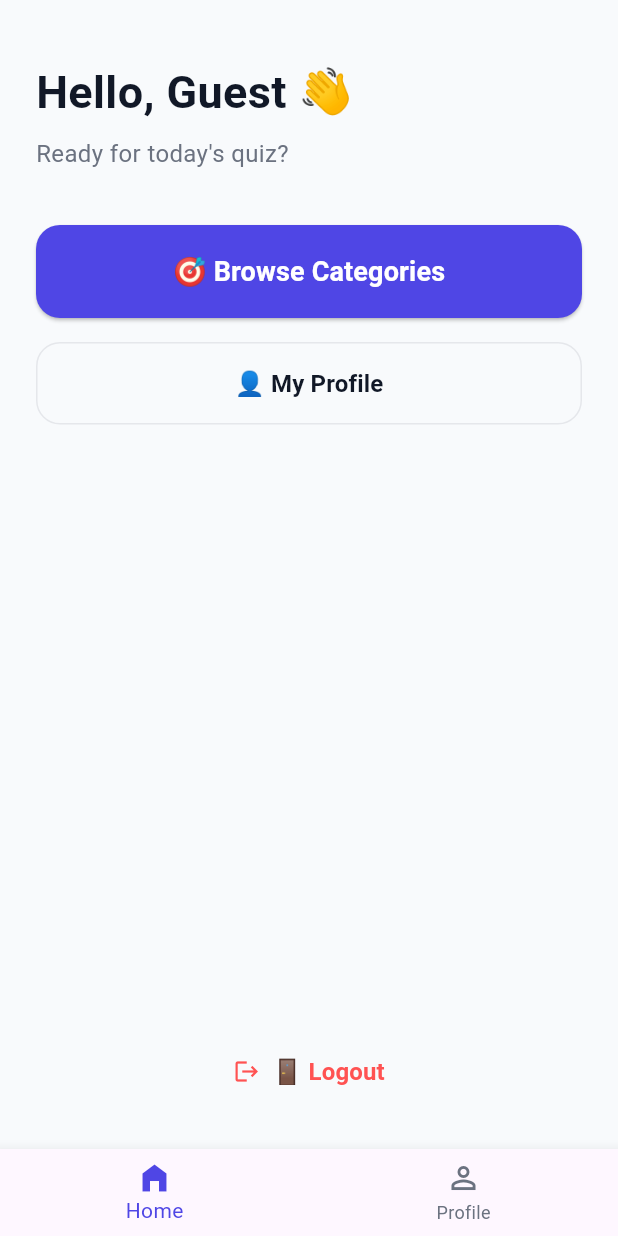
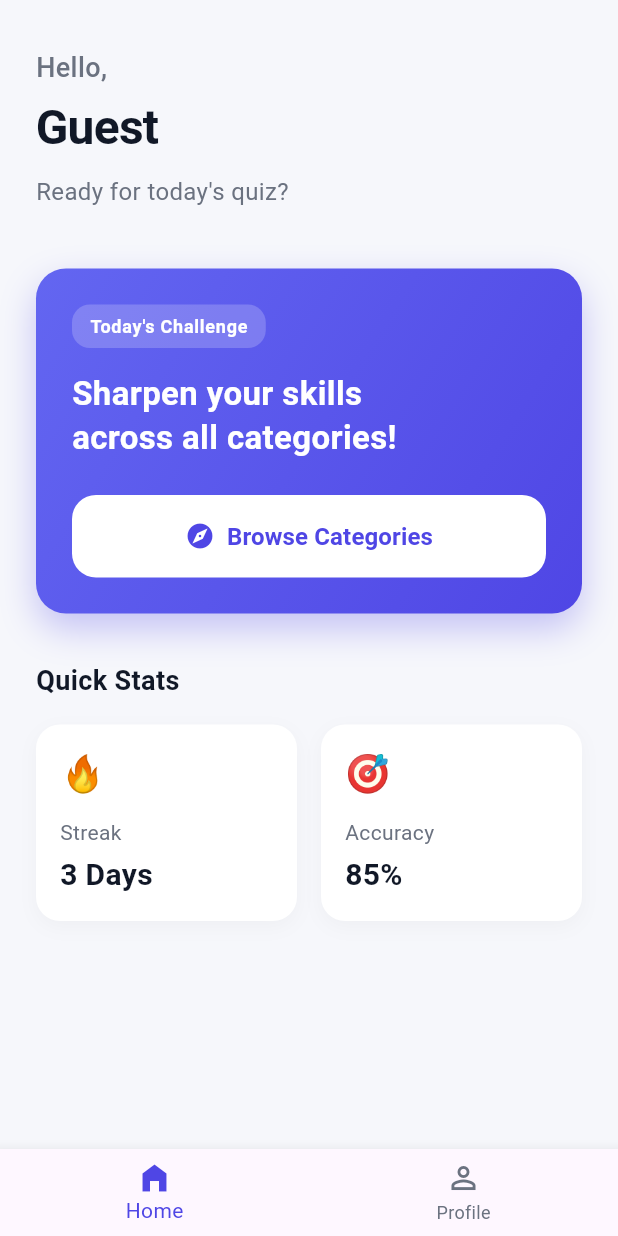
Before and after one commit to shariyardurjoy/QuizVerse-App, a Flutter app: the MainWrapper screen opened directly, on a phone screen of 412 x 824 dp. Run offline on Flutter 3.47's test engine with Material 3 defaults, Android fonts, the phone set to English and light mode, and no system bars; our stand-ins replace firebase_auth, firebase_core, google_sign_in; accounts and stored records are empty; generated files the repository leaves out were written again; network calls fail.

Commit message:
Refactor MainWrapper to simplify screen navigation and enhance code readability

```diff
--- a/lib/presentation/screens/home/home_screen.dart
+++ b/lib/presentation/screens/home/home_screen.dart
@@ -1,10 +1,8 @@
 import 'package:firebase_auth/firebase_auth.dart';
 import 'package:flutter/material.dart';
 
-import '../../../core/services/auth_service.dart';
 import '../category/category_screen.dart';
-import '../login/login_screen.dart';
-import '../profile/profile_screen.dart';
+// Note: ProfileScreen and AuthService imports removed as we moved Logout to Profile.
 
 class HomeScreen extends StatelessWidget {
   const HomeScreen({Key? key}) : super(key: key);
@@ -17,20 +15,31 @@ class HomeScreen extends StatelessWidget {
         : 'Guest';
 
     return Scaffold(
-      backgroundColor: const Color(0xFFF8FAFC),
+      // 1. The Global Design System: Light Grey Background
+      backgroundColor: const Color(0xFFF6F7FB),
       body: SafeArea(
-        child: Padding(
-          padding: const EdgeInsets.symmetric(horizontal: 24.0, vertical: 24.0),
+        child: SingleChildScrollView(
+          padding: const EdgeInsets.symmetric(horizontal: 24.0, vertical: 32.0),
           child: Column(
             crossAxisAlignment: CrossAxisAlignment.start,
             children: [
-              const SizedBox(height: 16),
+              // 2. Professional Typography Hierarchy
+              const Text(
+                'Hello,',
+                style: TextStyle(
+                  fontSize: 18,
+                  color: Color(0xFF6B7280),
+                  fontWeight: FontWeight.w500,
+                ),
+              ),
+              const SizedBox(height: 4),
               Text(
-                'Hello, $userName 👋',
+                userName,
                 style: const TextStyle(
-                  fontSize: 30,
+                  fontSize: 32,
                   fontWeight: FontWeight.bold,
                   color: Color(0xFF111827),
+                  letterSpacing: -0.5,
                 ),
               ),
               const SizedBox(height: 8),
@@ -41,82 +50,164 @@ class HomeScreen extends StatelessWidget {
                   color: Color(0xFF6B7280),
                 ),
               ),
-              const SizedBox(height: 36),
+
+              const SizedBox(height: 40),
+
+              // 3. The Hero Card (The single gradient allowed in the app)
+              Container(
+                width: double.infinity,
+                padding: const EdgeInsets.all(24.0),
+                decoration: BoxDecoration(
+                  gradient: const LinearGradient(
+                    colors: [Color(0xFF6366F1), Color(0xFF4F46E5)],
+                    begin: Alignment.topLeft,
+                    end: Alignment.bottomRight,
+                  ),
+                  borderRadius: BorderRadius.circular(20), // Standardized 20px radius
+                  boxShadow: [
+                    BoxShadow(
+                      color: const Color(0xFF4F46E5).withOpacity(0.3),
+                      blurRadius: 20,
+                      offset: const Offset(0, 10),
+                    ),
+                  ],
+                ),
+                child: Column(
+                  crossAxisAlignment: CrossAxisAlignment.start,
+                  children: [
+                    Container(
+                      padding: const EdgeInsets.symmetric(horizontal: 12, vertical: 6),
+                      decoration: BoxDecoration(
+                        color: Colors.white.withOpacity(0.2),
+                        borderRadius: BorderRadius.circular(12),
+                      ),
+                      child: const Text(
+                        'Today\'s Challenge',
+                        style: TextStyle(
+                          color: Colors.white,
+                          fontSize: 12,
+                          fontWeight: FontWeight.w600,
+                          letterSpacing: 0.5,
+                        ),
+                      ),
+                    ),
+                    const SizedBox(height: 16),
+                    const Text(
+                      'Sharpen your skills\nacross all categories!',
+                      style: TextStyle(
+                        color: Colors.white,
+                        fontSize: 22,
+                        height: 1.3,
+                        fontWeight: FontWeight.bold,
+                      ),
+                    ),
+                    const SizedBox(height: 24),
+
+                    // Main Action Button inside the card
                     SizedBox(
                       width: double.infinity,
-                child: ElevatedButton(
+                      child: ElevatedButton.icon(
                         onPressed: () {
                           Navigator.push(
                             context,
-                      MaterialPageRoute(builder: (_) => const CategoryScreen()),
+                            MaterialPageRoute(
+                              builder: (_) => const CategoryScreen(),
+                            ),
                           );
                         },
                         style: ElevatedButton.styleFrom(
-                    padding: const EdgeInsets.symmetric(vertical: 18),
-                    backgroundColor: const Color(0xFF4F46E5),
-                    foregroundColor: Colors.white,
+                          padding: const EdgeInsets.symmetric(vertical: 16),
+                          backgroundColor: Colors.white,
+                          foregroundColor: const Color(0xFF4F46E5), // Purple text
+                          elevation: 0,
                           shape: RoundedRectangleBorder(
                             borderRadius: BorderRadius.circular(16),
                           ),
                         ),
-                  child: const Text(
-                    '🎯 Browse Categories',
-                    style: TextStyle(fontSize: 18, fontWeight: FontWeight.w600),
+                        // Professional Flutter Icon instead of emoji
+                        icon: const Icon(Icons.explore_rounded, size: 20),
+                        label: const Text(
+                          'Browse Categories',
+                          style: TextStyle(
+                            fontSize: 16,
+                            fontWeight: FontWeight.bold,
                           ),
-                ),
-              ),
-              const SizedBox(height: 16),
-              SizedBox(
-                width: double.infinity,
-                child: OutlinedButton(
-                  onPressed: () {
-                    Navigator.push(
-                      context,
-                      MaterialPageRoute(builder: (_) => const ProfileScreen()),
-                    );
-                  },
-                  style: OutlinedButton.styleFrom(
-                    padding: const EdgeInsets.symmetric(vertical: 16),
-                    foregroundColor: const Color(0xFF111827),
-                    side: const BorderSide(color: Color(0xFFE5E7EB)),
-                    shape: RoundedRectangleBorder(
-                      borderRadius: BorderRadius.circular(16),
-                    ),
-                  ),
-                  child: const Text(
-                    '👤 My Profile',
-                    style: TextStyle(fontSize: 16, fontWeight: FontWeight.w600),
-                  ),
-                ),
-              ),
-              const Spacer(),
-              SizedBox(
-                width: double.infinity,
-                child: TextButton.icon(
-                  onPressed: () async {
-                    await AuthService().signOut();
-                    if (context.mounted) {
-                      Navigator.pushAndRemoveUntil(
-                        context,
-                        MaterialPageRoute(builder: (_) => const LoginScreen()),
-                        (route) => false,
-                      );
-                    }
-                  },
-                  style: TextButton.styleFrom(
-                    padding: const EdgeInsets.symmetric(vertical: 16),
-                    foregroundColor: Colors.redAccent,
-                  ),
-                  icon: const Icon(Icons.logout),
-                  label: const Text(
-                    '🚪 Logout',
-                    style: TextStyle(fontSize: 16, fontWeight: FontWeight.w600),
                         ),
                       ),
                     ),
                   ],
                 ),
               ),
+
+              const SizedBox(height: 32),
+
+              // Optional: A small "Recent" or "Stats" placeholder header
+              // This makes the dashboard feel like a dashboard without needing extra API data
+              const Text(
+                'Quick Stats',
+                style: TextStyle(
+                  fontSize: 18,
+                  fontWeight: FontWeight.bold,
+                  color: Color(0xFF111827),
+                ),
+              ),
+              const SizedBox(height: 16),
+
+              Row(
+                children: [
+                  Expanded(
+                    child: _buildStatCard('🔥', 'Streak', '3 Days'),
+                  ),
+                  const SizedBox(width: 16),
+                  Expanded(
+                    child: _buildStatCard('🎯', 'Accuracy', '85%'),
+                  ),
+                ],
+              )
+            ],
+          ),
+        ),
+      ),
+    );
+  }
+
+  // Helper widget for fake stats to make the dashboard look complete
+  Widget _buildStatCard(String icon, String title, String value) {
+    return Container(
+      padding: const EdgeInsets.all(16),
+      decoration: BoxDecoration(
+        color: Colors.white, // Surface Rule: White cards on grey background
+        borderRadius: BorderRadius.circular(16),
+        boxShadow: [
+          BoxShadow(
+            color: Colors.black.withOpacity(0.03),
+            blurRadius: 10,
+            offset: const Offset(0, 4),
+          ),
+        ],
+      ),
+      child: Column(
+        crossAxisAlignment: CrossAxisAlignment.start,
+        children: [
+          Text(icon, style: const TextStyle(fontSize: 24)),
+          const SizedBox(height: 12),
+          Text(
+            title,
+            style: const TextStyle(
+              fontSize: 14,
+              color: Color(0xFF6B7280),
+            ),
+          ),
+          const SizedBox(height: 4),
+          Text(
+            value,
+            style: const TextStyle(
+              fontSize: 20,
+              fontWeight: FontWeight.bold,
+              color: Color(0xFF111827),
+            ),
+          ),
+        ],
       ),
     );
   }
--- a/lib/presentation/screens/main_wrapper.dart
+++ b/lib/presentation/screens/main_wrapper.dart
@@ -12,16 +12,12 @@ class MainWrapper extends StatefulWidget {
 class _MainWrapperState extends State<MainWrapper> {
   int _currentIndex = 0;
 
-  // List of screens to navigate between
-  final List<Widget> _screens = [
-    const HomeScreen(),
-    const ProfileScreen(),
-  ];
-
   @override
   Widget build(BuildContext context) {
     return Scaffold(
-      body: _screens[_currentIndex],
+      body: _currentIndex == 0
+          ? const HomeScreen()
+          : const ProfileScreen(),
       bottomNavigationBar: BottomNavigationBar(
         currentIndex: _currentIndex,
         onTap: (index) => setState(() => _currentIndex = index),
```
Lines whose indentation alone changed are shown as unchanged.
